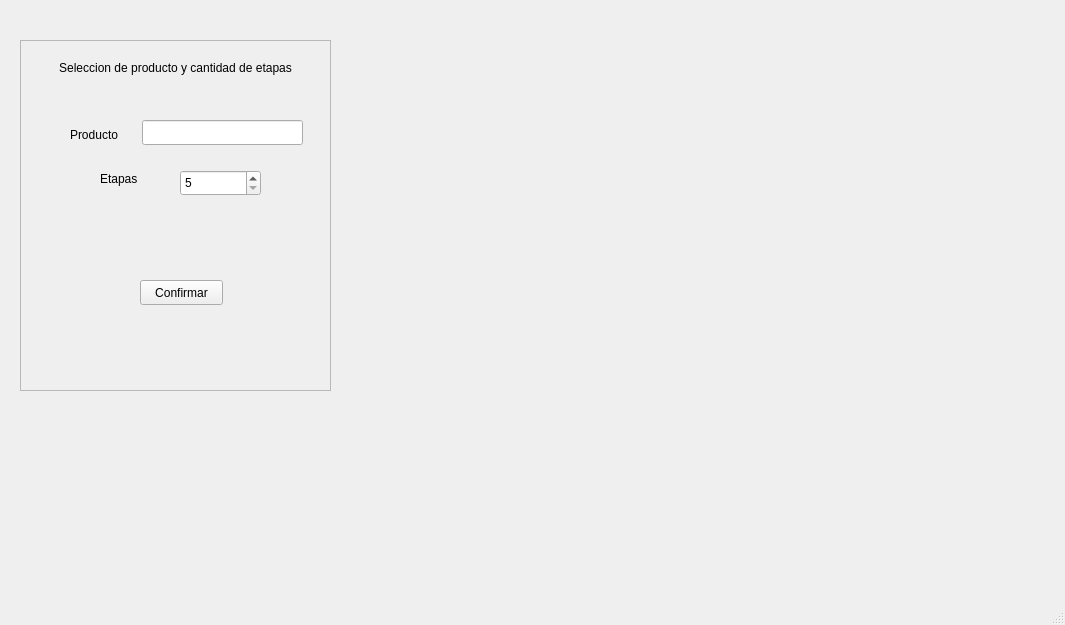
JOQUINYD/PipelineProject, file mainwindow.ui: the form before one commit.
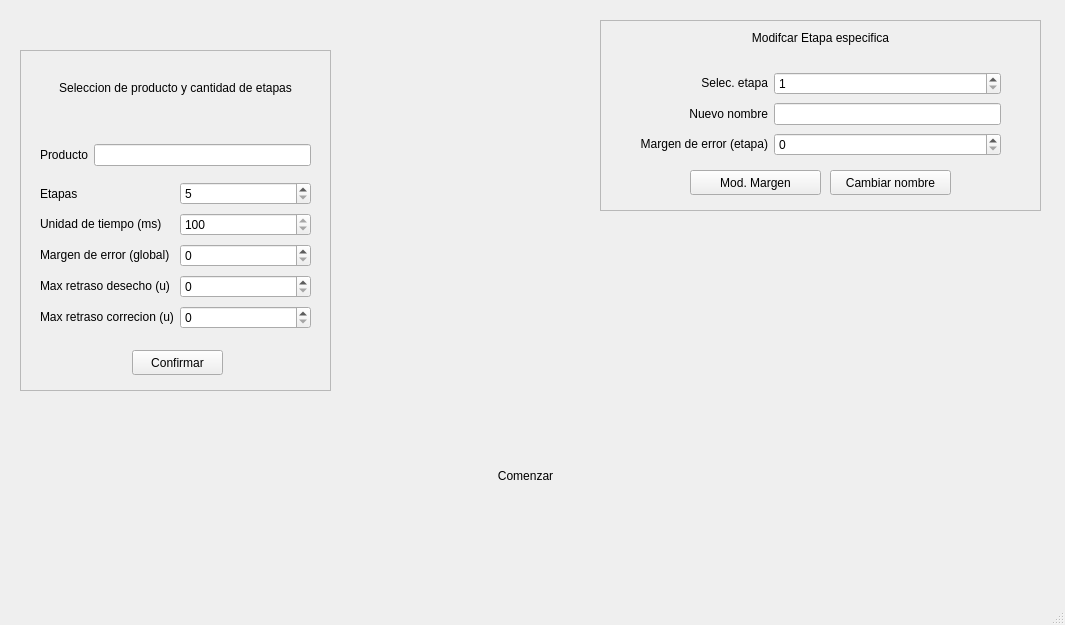
The form after the commit. Icons and pictures are not drawn.

```diff
--- a/mainwindow.ui
+++ b/mainwindow.ui
@@ -34,9 +34,9 @@
     <property name="geometry">
      <rect>
       <x>20</x>
-      <y>40</y>
+      <y>50</y>
       <width>311</width>
-      <height>351</height>
+      <height>341</height>
      </rect>
     </property>
     <property name="frameShape">
@@ -45,61 +45,12 @@
     <property name="frameShadow">
      <enum>QFrame::Raised</enum>
     </property>
-    <widget class="QLabel" name="label_2">
+    <widget class="QPushButton" name="btnConfirm">
      <property name="geometry">
       <rect>
-       <x>50</x>
-       <y>80</y>
-       <width>71</width>
-       <height>31</height>
-      </rect>
-     </property>
-     <property name="text">
-      <string>&lt;html&gt;&lt;head/&gt;&lt;body&gt;&lt;p&gt;Producto&lt;/p&gt;&lt;/body&gt;&lt;/html&gt;</string>
-     </property>
-    </widget>
-    <widget class="QLabel" name="label_3">
-     <property name="geometry">
-      <rect>
-       <x>80</x>
-       <y>130</y>
-       <width>64</width>
-       <height>17</height>
-      </rect>
-     </property>
-     <property name="text">
-      <string>Etapas</string>
-     </property>
-    </widget>
-    <widget class="QSpinBox" name="spinBox_2">
-     <property name="geometry">
-      <rect>
-       <x>160</x>
-       <y>130</y>
-       <width>81</width>
-       <height>26</height>
-      </rect>
-     </property>
-     <property name="minimum">
-      <number>5</number>
-     </property>
-    </widget>
-    <widget class="QLineEdit" name="lineEdit">
-     <property name="geometry">
-      <rect>
-       <x>122</x>
-       <y>80</y>
-       <width>161</width>
-       <height>25</height>
-      </rect>
-     </property>
-    </widget>
-    <widget class="QPushButton" name="pushButton">
-     <property name="geometry">
-      <rect>
-       <x>120</x>
-       <y>240</y>
-       <width>83</width>
+       <x>112</x>
+       <y>300</y>
+       <width>91</width>
        <height>25</height>
       </rect>
      </property>
@@ -111,7 +62,7 @@
      <property name="geometry">
       <rect>
        <x>10</x>
-       <y>20</y>
+       <y>30</y>
        <width>291</width>
        <height>17</height>
       </rect>
@@ -120,6 +71,232 @@
       <string>&lt;html&gt;&lt;head/&gt;&lt;body&gt;&lt;p align=&quot;center&quot;&gt;Seleccion de producto y cantidad de etapas&lt;/p&gt;&lt;/body&gt;&lt;/html&gt;</string>
      </property>
     </widget>
+    <widget class="QWidget" name="">
+     <property name="geometry">
+      <rect>
+       <x>20</x>
+       <y>90</y>
+       <width>271</width>
+       <height>31</height>
+      </rect>
+     </property>
+     <layout class="QGridLayout" name="gridLayout_2">
+      <item row="0" column="0">
+       <widget class="QLabel" name="label_2">
+        <property name="text">
+         <string>&lt;html&gt;&lt;head/&gt;&lt;body&gt;&lt;p&gt;Producto&lt;/p&gt;&lt;/body&gt;&lt;/html&gt;</string>
+        </property>
+       </widget>
+      </item>
+      <item row="0" column="1">
+       <widget class="QLineEdit" name="txtProductName"/>
+      </item>
+     </layout>
+    </widget>
+    <widget class="QWidget" name="">
+     <property name="geometry">
+      <rect>
+       <x>20</x>
+       <y>130</y>
+       <width>271</width>
+       <height>156</height>
+      </rect>
+     </property>
+     <layout class="QGridLayout" name="gridLayout">
+      <item row="0" column="0">
+       <widget class="QLabel" name="label_3">
+        <property name="text">
+         <string>Etapas</string>
+        </property>
+       </widget>
+      </item>
+      <item row="0" column="1">
+       <widget class="QSpinBox" name="spCantEtapas">
+        <property name="minimum">
+         <number>5</number>
+        </property>
+       </widget>
+      </item>
+      <item row="1" column="0">
+       <widget class="QLabel" name="label_5">
+        <property name="text">
+         <string>&lt;html&gt;&lt;head/&gt;&lt;body&gt;&lt;p&gt;Unidad de tiempo (ms)&lt;/p&gt;&lt;/body&gt;&lt;/html&gt;</string>
+        </property>
+       </widget>
+      </item>
+      <item row="1" column="1">
+       <widget class="QSpinBox" name="spUnidadTiempo">
+        <property name="minimum">
+         <number>100</number>
+        </property>
+       </widget>
+      </item>
+      <item row="2" column="0">
+       <widget class="QLabel" name="label_6">
+        <property name="text">
+         <string>&lt;html&gt;&lt;head/&gt;&lt;body&gt;&lt;p&gt;Margen de error (global)&lt;/p&gt;&lt;/body&gt;&lt;/html&gt;</string>
+        </property>
+       </widget>
+      </item>
+      <item row="2" column="1">
+       <widget class="QSpinBox" name="spErrorGlobal">
+        <property name="maximum">
+         <number>100</number>
+        </property>
+       </widget>
+      </item>
+      <item row="3" column="0">
+       <widget class="QLabel" name="label_7">
+        <property name="text">
+         <string>&lt;html&gt;&lt;head/&gt;&lt;body&gt;&lt;p&gt;Max retraso desecho (u)&lt;/p&gt;&lt;/body&gt;&lt;/html&gt;</string>
+        </property>
+       </widget>
+      </item>
+      <item row="3" column="1">
+       <widget class="QSpinBox" name="spMaxRetrasoDes"/>
+      </item>
+      <item row="4" column="0">
+       <widget class="QLabel" name="label_8">
+        <property name="text">
+         <string>&lt;html&gt;&lt;head/&gt;&lt;body&gt;&lt;p&gt;Max retraso correcion (u)&lt;/p&gt;&lt;/body&gt;&lt;/html&gt;</string>
+        </property>
+       </widget>
+      </item>
+      <item row="4" column="1">
+       <widget class="QSpinBox" name="spMaxRetrasoCor"/>
+      </item>
+     </layout>
+    </widget>
+   </widget>
+   <widget class="QFrame" name="frame_2">
+    <property name="geometry">
+     <rect>
+      <x>600</x>
+      <y>20</y>
+      <width>441</width>
+      <height>191</height>
+     </rect>
+    </property>
+    <property name="frameShape">
+     <enum>QFrame::StyledPanel</enum>
+    </property>
+    <property name="frameShadow">
+     <enum>QFrame::Raised</enum>
+    </property>
+    <widget class="QPushButton" name="btnChangeEtapaName">
+     <property name="geometry">
+      <rect>
+       <x>230</x>
+       <y>150</y>
+       <width>121</width>
+       <height>25</height>
+      </rect>
+     </property>
+     <property name="text">
+      <string>Cambiar nombre</string>
+     </property>
+    </widget>
+    <widget class="QPushButton" name="btnModMargen">
+     <property name="geometry">
+      <rect>
+       <x>90</x>
+       <y>150</y>
+       <width>131</width>
+       <height>25</height>
+      </rect>
+     </property>
+     <property name="text">
+      <string>Mod. Margen</string>
+     </property>
+    </widget>
+    <widget class="QLabel" name="label_12">
+     <property name="geometry">
+      <rect>
+       <x>130</x>
+       <y>10</y>
+       <width>181</width>
+       <height>17</height>
+      </rect>
+     </property>
+     <property name="text">
+      <string>&lt;html&gt;&lt;head/&gt;&lt;body&gt;&lt;p align=&quot;center&quot;&gt;Modifcar Etapa especifica&lt;/p&gt;&lt;/body&gt;&lt;/html&gt;</string>
+     </property>
+    </widget>
+    <widget class="QWidget" name="">
+     <property name="geometry">
+      <rect>
+       <x>40</x>
+       <y>50</y>
+       <width>361</width>
+       <height>91</height>
+      </rect>
+     </property>
+     <layout class="QGridLayout" name="gridLayout_3">
+      <item row="0" column="0">
+       <widget class="QLabel" name="label_9">
+        <property name="text">
+         <string>&lt;html&gt;&lt;head/&gt;&lt;body&gt;&lt;p align=&quot;right&quot;&gt;Selec. etapa&lt;/p&gt;&lt;/body&gt;&lt;/html&gt;</string>
+        </property>
+       </widget>
+      </item>
+      <item row="0" column="1">
+       <widget class="QSpinBox" name="spSelecEtapa">
+        <property name="minimum">
+         <number>1</number>
+        </property>
+        <property name="maximum">
+         <number>100</number>
+        </property>
+       </widget>
+      </item>
+      <item row="1" column="0">
+       <widget class="QLabel" name="label_10">
+        <property name="text">
+         <string>&lt;html&gt;&lt;head/&gt;&lt;body&gt;&lt;p align=&quot;right&quot;&gt;Nuevo nombre&lt;/p&gt;&lt;/body&gt;&lt;/html&gt;</string>
+        </property>
+       </widget>
+      </item>
+      <item row="1" column="1">
+       <widget class="QLineEdit" name="txtEtapaNewName"/>
+      </item>
+      <item row="2" column="0">
+       <widget class="QLabel" name="label_11">
+        <property name="text">
+         <string>&lt;html&gt;&lt;head/&gt;&lt;body&gt;&lt;p align=&quot;right&quot;&gt;Margen de error (etapa)&lt;/p&gt;&lt;/body&gt;&lt;/html&gt;</string>
+        </property>
+       </widget>
+      </item>
+      <item row="2" column="1">
+       <widget class="QSpinBox" name="spMargenErrorLocal"/>
+      </item>
+     </layout>
+    </widget>
+   </widget>
+   <widget class="QPushButton" name="btnBegin">
+    <property name="geometry">
+     <rect>
+      <x>480</x>
+      <y>440</y>
+      <width>91</width>
+      <height>71</height>
+     </rect>
+    </property>
+    <property name="styleSheet">
+     <string notr="true">#btnBegin{
+background-color:transparent;
+border-image:url(:btnStartIMG.png);
+background:none;
+border:none;
+background-repeat:none;
+}
+#btnPauseAll:checked
+{
+ border-image:url(:btnStartIMG.png);
+} </string>
+    </property>
+    <property name="text">
+     <string>Comenzar</string>
+    </property>
    </widget>
   </widget>
   <widget class="QMenuBar" name="menubar">
```
